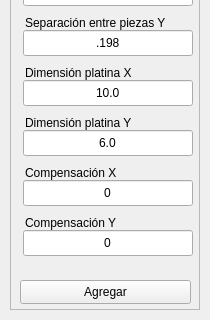
First picture: the form in interfaces/ui_files/platter_data.ui, repository Raw0201/GcodeEditor3, before the edit; both pictures show x 0 to 210 and y 260 to 580 of the 210 by 580 pixel window.
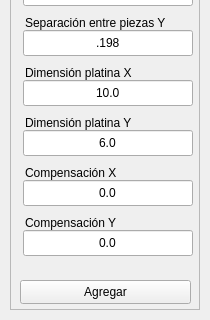
Second picture: the form after the edit. Icons and pictures are not drawn.

Patch:
```diff
--- a/interfaces/ui_files/platter_data.ui
+++ b/interfaces/ui_files/platter_data.ui
@@ -2683,7 +2683,7 @@
       <string/>
      </property>
      <property name="text">
-      <string>0</string>
+      <string>0.0</string>
      </property>
      <property name="alignment">
       <set>Qt::AlignCenter</set>
@@ -2739,7 +2739,7 @@
       <string/>
      </property>
      <property name="text">
-      <string>0</string>
+      <string>0.0</string>
      </property>
      <property name="alignment">
       <set>Qt::AlignCenter</set>
```
